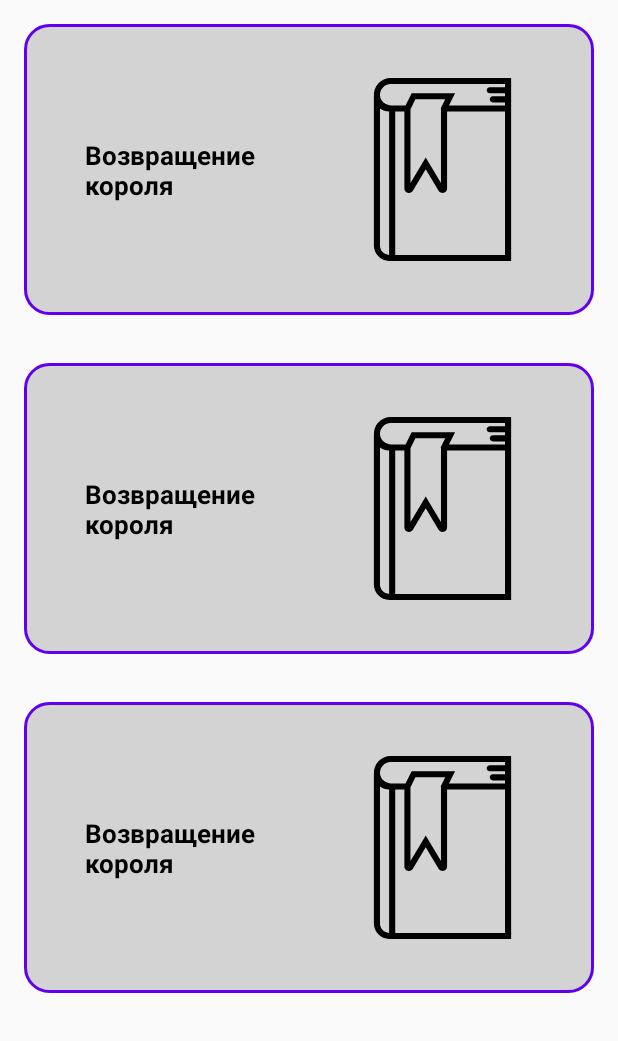
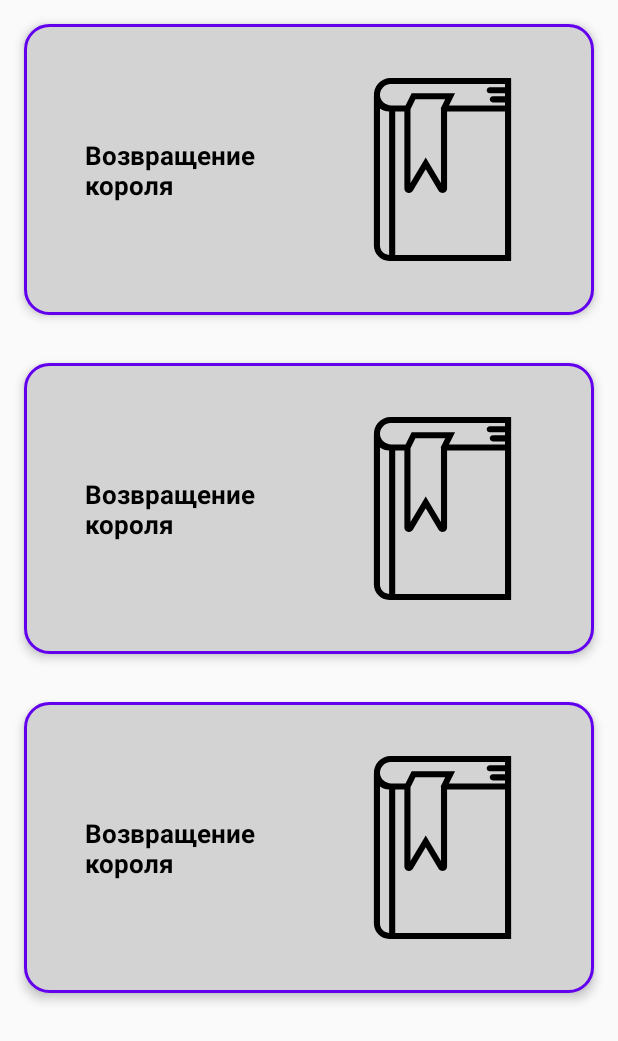
Before and after one commit to vender98/BookStore, an Android app: the layout fragment_books.xml on its own in the app's theme, with its tools: preview values and no code run, on a phone screen of 412 x 824 dp. Shown: the top 1041 px of the screen. Run offline under Robolectric (Android 15) with nearby library versions, the phone set to English and light mode, and no system bars.

Commit message:
Add elevation to the "item_book.xml"

```diff
--- a/app/src/main/res/layout/item_book.xml
+++ b/app/src/main/res/layout/item_book.xml
@@ -4,6 +4,7 @@
     xmlns:app="http://schemas.android.com/apk/res-auto"
     xmlns:tools="http://schemas.android.com/tools"
     android:layout_width="match_parent"
+    android:elevation="4dp"
     android:layout_height="194dp"
     android:layout_margin="@dimen/margin_default"
     android:background="@drawable/background_item_book">
```
